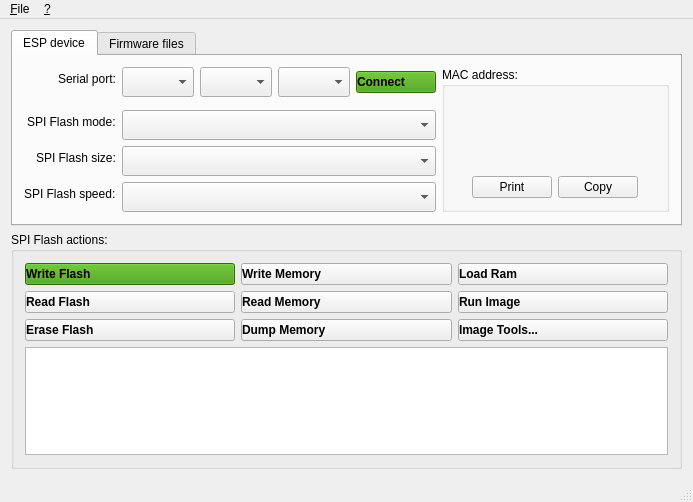
hassanibi/espflasher, file mainwindow.ui: the form before one commit.
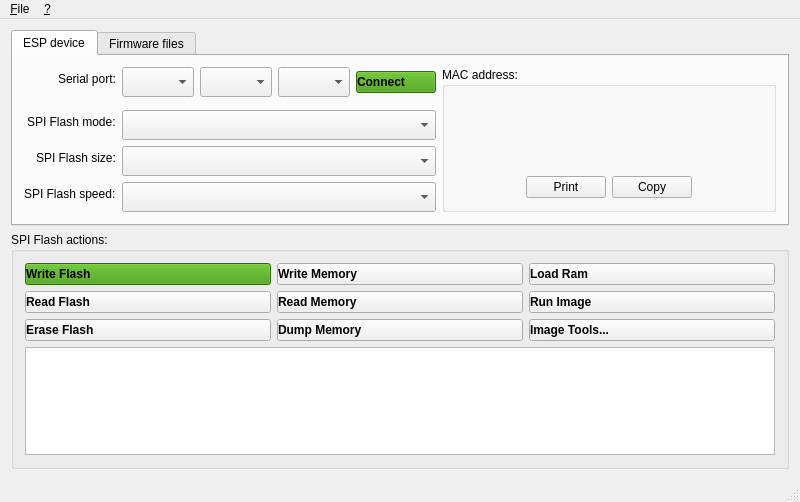
The form after the commit. Icons and pictures are not drawn. Custom widgets are drawn as their Qt base class.

What changed in the file:
```diff
--- a/mainwindow.ui
+++ b/mainwindow.ui
@@ -6,7 +6,7 @@
    <rect>
     <x>0</x>
     <y>0</y>
-    <width>693</width>
+    <width>800</width>
     <height>502</height>
    </rect>
   </property>
@@ -675,7 +675,7 @@
     <rect>
      <x>0</x>
      <y>0</y>
-     <width>693</width>
+     <width>800</width>
      <height>19</height>
     </rect>
    </property>
```
